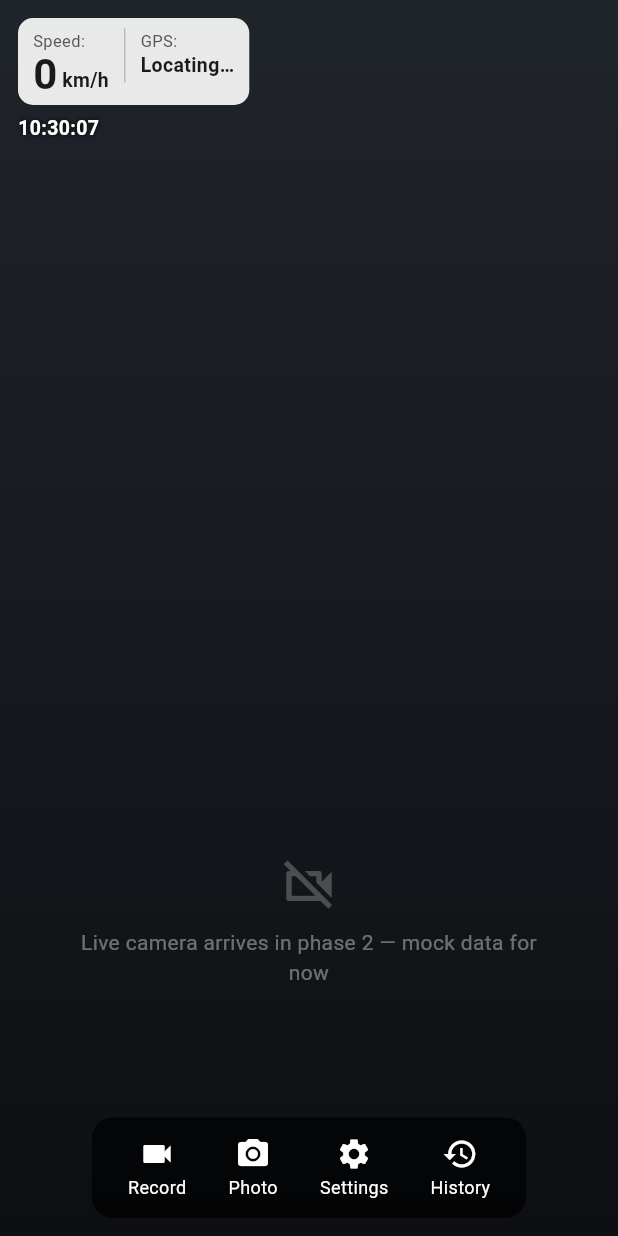
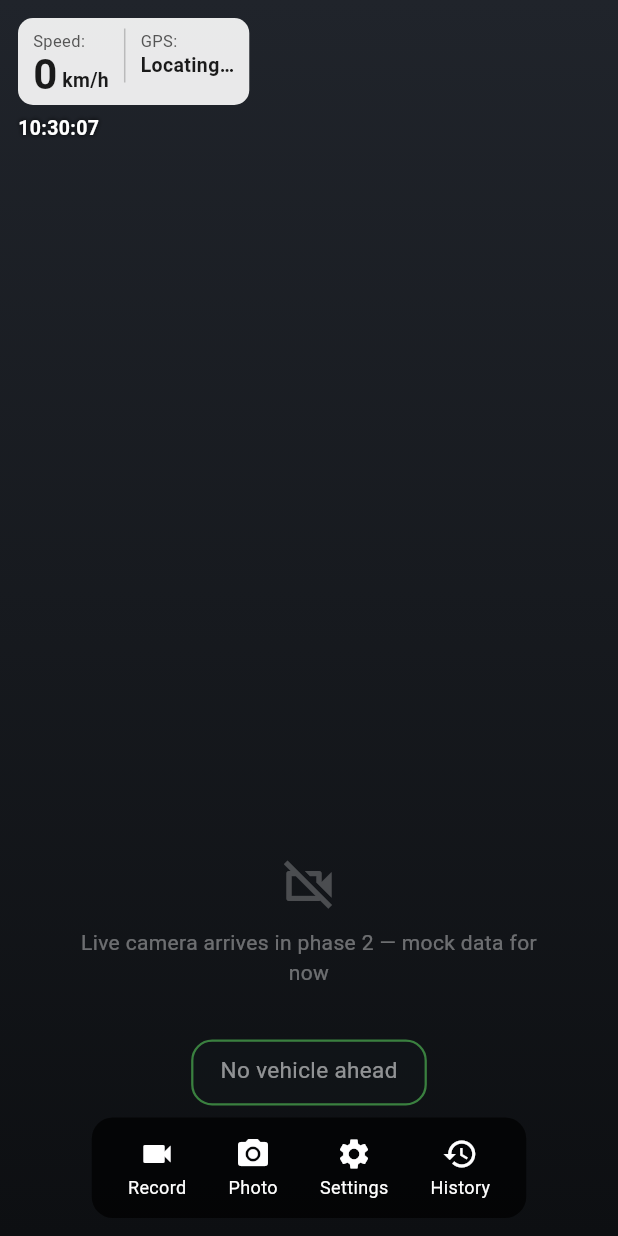
Before and after one commit to p29hieu/phone-adas, a Flutter app: the screen it shows after launch, on a phone screen of 412 x 824 dp. Run offline on Flutter 3.47's test engine with Material 3 defaults, Android fonts, the phone set to English and light mode, and no system bars; our stand-ins replace equatable, firebase_core, firebase_crashlytics, flutter_bloc, flutter_tts, geocoding and 3 more; missing offline and left inert: gal; accounts and stored records are empty.

Commit message:
feat: lane detector v4 (adaptive threshold) + dedicated lead-distance panel
Lane detection failed on low-contrast frames (field video: clearly
visible markings, no detection). The fixed brightness threshold (18/255)
was the culprit — washed-out scenes (rain, glare, re-photographed screens
in the test workflow) never crossed it. v4 computes a per-row adaptive
threshold (2.5x the half-row's mean top-hat magnitude, floor 10), widens
the scan band to 0.54-0.84h with 30 rows, and accepts 6+ hits per side —
the v3 geometry gates keep garbage fits out at the other end.

UI per feedback: with a confident lane lock the AR overlay annotates ONLY
the in-lane lead vehicle (no more overlapping bubble clusters), and a new
dedicated readout panel sits above the toolbar: big distance numeral +
required legal gap, bordered/colored by alert level, with a lane icon
while the lane filter is active. Without a lane, behavior is unchanged
and the panel still shows the lead distance.

```diff
--- a/lib/features/hud/hud_screen.dart
+++ b/lib/features/hud/hud_screen.dart
@@ -12,6 +12,7 @@ import '../../cookbook/hud_numeral.dart';
 import '../../cookbook/pulsing_border.dart';
 import '../../cookbook/status_badge.dart';
 import '../../domain/collision_warning.dart';
+import '../../domain/distance_estimator.dart';
 import '../../domain/distance_format.dart';
 import '../../l10n/app_localizations.dart';
 import '../../services/weather_service.dart';
@@ -111,6 +112,16 @@ class _HudScreenState extends State<HudScreen> {
     ScaffoldMessenger.of(context)
         .showSnackBar(SnackBar(content: Text(l10n.comingSoon)));
   }
+
+  Color _alertColor(HudState s) => switch (s.alert) {
+        AdasAlert.collision || AdasAlert.collisionCritical => _red,
+        AdasAlert.keepDistance => _orange,
+        AdasAlert.none => Colors.green.shade500,
+      };
+
+  static bool _laneLocked(HudState state) =>
+      state.lane != null &&
+      state.lane!.conf >= DistanceEstimator.laneMinConf;
 
   static String _fmtElapsed(Duration d) {
     final m = d.inMinutes.toString().padLeft(2, '0');
@@ -306,8 +317,13 @@ class _HudScreenState extends State<HudScreen> {
                 BBoxOverlay(
                   frameSize:
                       Size(state.frameW.toDouble(), state.frameH.toDouble()),
+                  // With a confident lane lock, only the lead vehicle is
+                  // annotated — the dedicated panel below carries the
+                  // number; without a lane, all relevant vehicles show.
                   items: [
-                    for (final v in state.vehicles) _bubbleFor(v, state),
+                    for (final v in state.vehicles)
+                      if (!_laneLocked(state) || v.isLead)
+                        _bubbleFor(v, state),
                   ],
                 ),
                 PulsingBorder(
@@ -377,6 +393,15 @@ class _HudScreenState extends State<HudScreen> {
                           ],
                         ),
                         const Spacer(),
+                        Center(
+                          child: _LeadDistancePanel(
+                            state: state,
+                            l10n: l10n,
+                            laneLocked: _laneLocked(state),
+                            color: _alertColor(state),
+                          ),
+                        ),
+                        const SizedBox(height: 8),
                         Center(
                           child: _Toolbar(
                             l10n: l10n,
@@ -649,6 +674,75 @@ class _ToolbarButton extends StatelessWidget {
 
 /// Test-mode vertical slider simulating the ego speed (0-130 km/h) so the
 /// alert pipeline can be exercised against recorded videos on a screen.
+/// Dedicated, glanceable readout of the lead-vehicle distance. Turns
+/// orange/red with the alert level; shows a lane icon while the vehicle
+/// filter is locked onto the detected ego lane.
+class _LeadDistancePanel extends StatelessWidget {
+  const _LeadDistancePanel({
+    required this.state,
+    required this.l10n,
+    required this.laneLocked,
+    required this.color,
+  });
+
+  final HudState state;
+  final AppLocalizations l10n;
+  final bool laneLocked;
+  final Color color;
+
+  @override
+  Widget build(BuildContext context) {
+    final distance = state.leadDistanceM;
+    return Container(
+      padding: const EdgeInsets.symmetric(horizontal: 18, vertical: 8),
+      decoration: BoxDecoration(
+        color: const Color(0xCC101418),
+        borderRadius: BorderRadius.circular(14),
+        border: Border.all(color: color.withValues(alpha: 0.7), width: 1.5),
+      ),
+      child: Row(
+        mainAxisSize: MainAxisSize.min,
+        crossAxisAlignment: CrossAxisAlignment.end,
+        children: [
+          if (laneLocked)
+            Padding(
+              padding: const EdgeInsets.only(right: 8, bottom: 6),
+              child: Icon(Icons.add_road, size: 18, color: color),
+            ),
+          if (distance == null)
+            Padding(
+              padding: const EdgeInsets.only(bottom: 4),
+              child: Text(
+                l10n.hudNoLeadVehicle,
+                style: const TextStyle(color: Colors.white54, fontSize: 15),
+              ),
+            )
+          else ...[
+            HudNumeral(formatDistanceM(distance), size: 44, color: color),
+            const SizedBox(width: 4),
+            const Padding(
+              padding: EdgeInsets.only(bottom: 5),
+              child: Text('m',
+                  style: TextStyle(color: Colors.white70, fontSize: 15)),
+            ),
+            if (state.requiredGapM > 0) ...[
+              const SizedBox(width: 12),
+              Padding(
+                padding: const EdgeInsets.only(bottom: 5),
+                child: Text(
+                  l10n.hudRequiredGap(state.requiredGapM.round()),
+                  style: const TextStyle(
+                      color: Colors.white54, fontSize: 13),
+                ),
+              ),
+            ],
+          ],
+        ],
+      ),
+    );
+  }
+}
+
 class _SpeedOverridePanel extends StatelessWidget {
   const _SpeedOverridePanel({required this.state});
 
```
Also changed, not shown: 1 other file.
